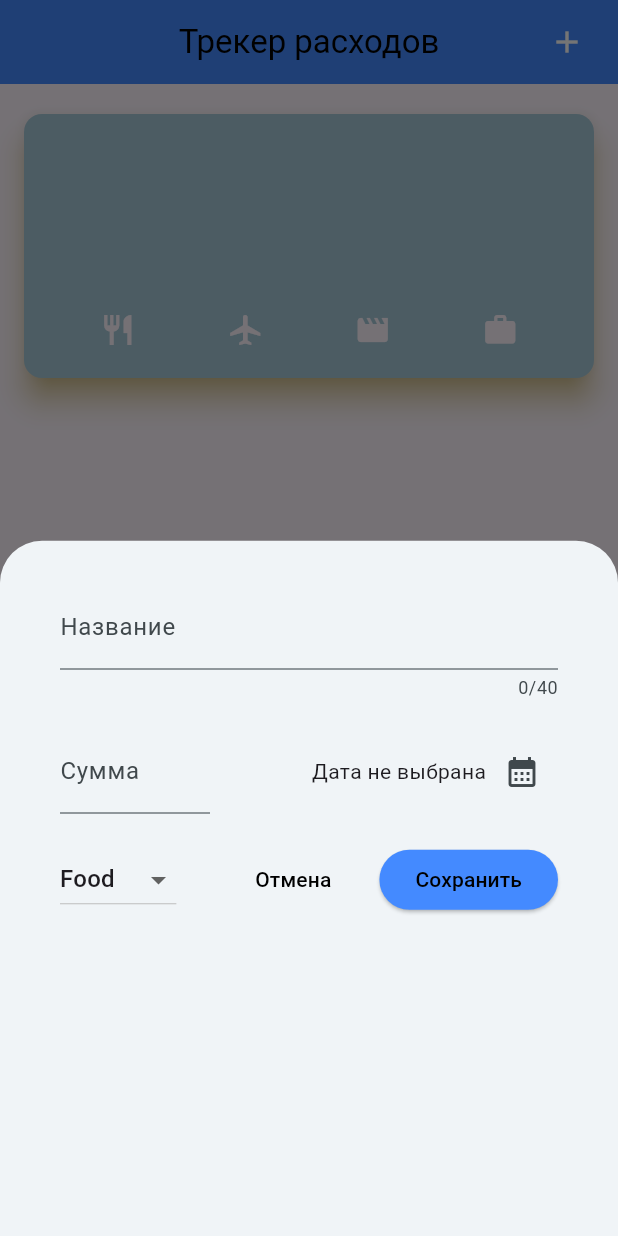
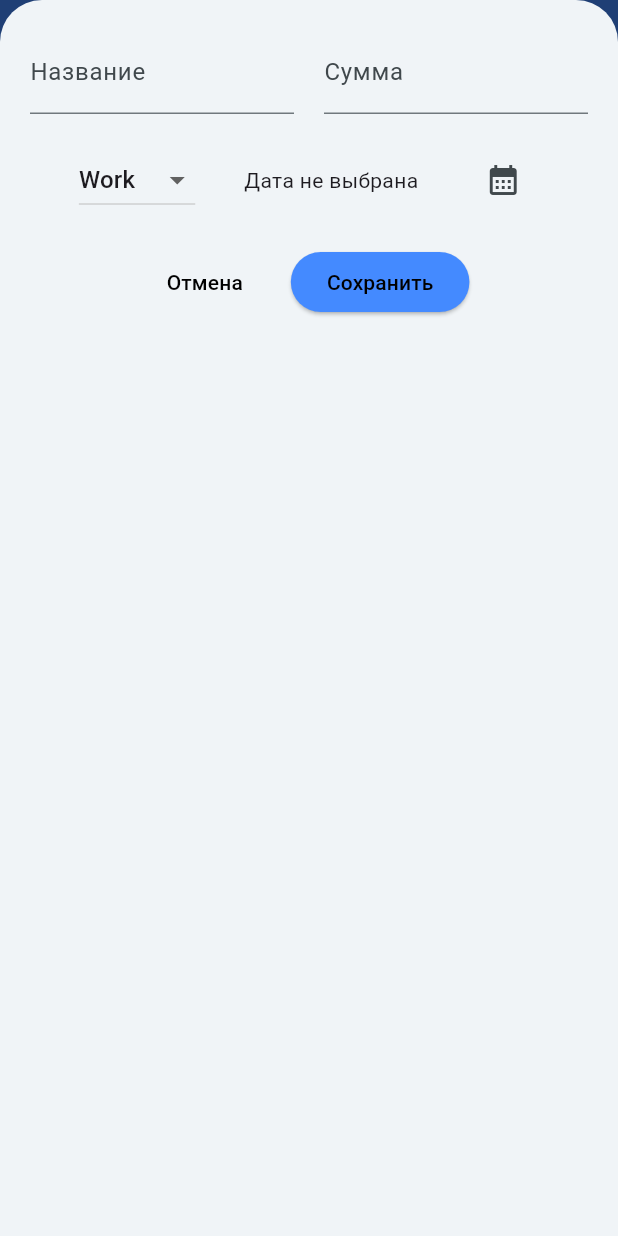
Before and after one commit to timkanurmamatov/expense_tracker, a Flutter app: the screen it shows after launch, after a tap on the "add" icon, on a phone screen of 412 x 824 dp. Run offline on Flutter 3.47's test engine with Material 3 defaults, Android fonts, the phone set to English and light mode, and no system bars.

Commit message:
Адаптивность Респонсив

```diff
--- a/lib/main.dart
+++ b/lib/main.dart
@@ -2,6 +2,10 @@ import 'package:expense_tracker/widgets/expenses_screen.dart';
 import 'package:flutter/material.dart';
 
 void main() {
+  // Для Блокировки поворота экрана
+  // void main() async {
+  // WidgetsFlutterBinding.ensureInitialized();
+  // await SystemChrome.setPreferredOrientations([DeviceOrientation.portraitUp]);
   runApp(
     MaterialApp(
       home: ExpensesScreen(),
@@ -22,24 +26,27 @@ void main() {
         textButtonTheme: TextButtonThemeData(
           style: TextButton.styleFrom(foregroundColor: Colors.black),
         ),
+        // iconButtonTheme: IconButtonThemeData(
+        //   style: IconButton.styleFrom(foregroundColor: Colors.black),
+        // ),
         cardTheme: CardThemeData().copyWith(
           color: Color.fromARGB(255, 165, 200, 216),
           elevation: 8,
-          shadowColor: Colors.amberAccent,
+          shadowColor: Colors.orangeAccent,
         ),
       ),
       darkTheme: ThemeData.dark().copyWith(
         scaffoldBackgroundColor: Colors.blueGrey,
         cardTheme: CardThemeData().copyWith(
           elevation: 15,
-          shadowColor: Colors.amberAccent,
+          shadowColor: Colors.orangeAccent,
         ),
         appBarTheme: AppBarTheme().copyWith(
-          backgroundColor: const Color.fromARGB(255, 30, 62, 117),
+          backgroundColor: const Color.fromARGB(255, 32, 41, 56),
           foregroundColor: Colors.white,
         ),
         floatingActionButtonTheme: FloatingActionButtonThemeData().copyWith(
-          backgroundColor: const Color.fromARGB(255, 30, 62, 117),
+          backgroundColor: const Color.fromARGB(255, 32, 41, 56),
         ),
       ),
     ),
--- a/lib/widgets/char_bar.dart
+++ b/lib/widgets/char_bar.dart
@@ -12,6 +12,7 @@ class CharBar extends StatelessWidget {
         Expanded(
           child: FractionallySizedBox(
             heightFactor: heightFactor,
+            alignment: FractionalOffset.bottomCenter,
             child: Container(
               decoration: BoxDecoration(
                 color: Colors.deepOrangeAccent,
@@ -21,7 +22,7 @@ class CharBar extends StatelessWidget {
           ),
         ),
         SizedBox(height: 10),
-        Icon(icon, color: Theme.of(context).cardColor),
+        Icon(icon),
       ],
     );
   }
--- a/lib/widgets/chart.dart
+++ b/lib/widgets/chart.dart
@@ -34,6 +34,7 @@ class Chart extends StatelessWidget {
       child: Padding(
         padding: EdgeInsets.all(20),
         child: Row(
+          spacing: 15,
           children: List.generate(Category.values.length, (index) {
             return Expanded(
               child: CharBar(
--- a/lib/widgets/expense_add.dart
+++ b/lib/widgets/expense_add.dart
@@ -16,7 +16,7 @@ class _ExpenseAddState extends State<ExpenseAdd> {
   final TextEditingController _controllerSumary = TextEditingController();
   DateTime? date;
   String dateUser = 'Дата не выбрана';
-  Category? selectCat = Category.values.first;
+  Category? selectCat = Category.values.last;
 
   Future<void> _dateTime() async {
     final DateTime now = DateTime.now();
@@ -36,78 +36,7 @@ class _ExpenseAddState extends State<ExpenseAdd> {
     });
   }
 
-  @override
-  void initState() {
-    super.initState();
-  }
-
-  @override
-  Widget build(BuildContext context) {
-    return Container(
-      margin: EdgeInsets.symmetric(horizontal: 40, vertical: 30),
-      width: double.infinity,
-      child: Column(
-        spacing: 20,
-        children: [
-          // Name Expense
-          TextField(
-            controller: _controllerName,
-            decoration: InputDecoration(labelText: 'Название'),
-            maxLength: 40,
-          ),
-          //Expense sumary and date
-          Row(
-            children: [
-              SizedBox(
-                width: 100,
-                child: TextField(
-                  controller: _controllerSumary,
-                  decoration: InputDecoration(
-                    labelText: 'Сумма',
-                    prefixText: '\$',
-                  ),
-                ),
-              ),
-              Spacer(),
-              Text(dateUser),
-              IconButton(
-                icon: Icon(Icons.calendar_month),
-                onPressed: () {
-                  _dateTime();
-                  //print(expenseAdd);
-                },
-              ),
-            ],
-          ),
-          //Category and Save
-          Row(
-            spacing: 20,
-            children: [
-              DropdownButton(
-                value: selectCat,
-                elevation: 15,
-                onChanged: (listCategory) {
-                  setState(() {
-                    selectCat = listCategory;
-                  });
-                },
-                items:
-                    Category.values.map((list) {
-                      return DropdownMenuItem(
-                        value: list,
-                        child: Text(list.title),
-                      );
-                    }).toList(),
-              ),
-              Spacer(),
-              TextButton(
-                onPressed: () {
-                  Navigator.pop(context);
-                },
-                child: Text('Отмена'),
-              ),
-              ElevatedButton(
-                onPressed: () {
+  void _onSave() {
     bool isCorrect =
         _controllerName.text.isEmpty ||
         _controllerSumary.text.isEmpty ||
@@ -144,12 +73,183 @@ class _ExpenseAddState extends State<ExpenseAdd> {
       ),
     );
     Navigator.pop(context);
+  }
+
+  @override
+  Widget build(BuildContext context) {
+    final double keyboardSpace =
+        MediaQuery.of(context)
+            .viewInsets
+            .bottom; //Получение высоты, которую занимает клавиатура, если она открыта.
+    return SingleChildScrollView(
+      child: Padding(
+        padding: EdgeInsets.fromLTRB(20, 20, 20, 0 + keyboardSpace),
+        child: GestureDetector(
+          behavior:
+              HitTestBehavior
+                  .opaque, //Cделай весь контейнер нажимаемым, даже если он прозрачный и внутри нет видимых элементов
+          onTap: () {
+            FocusScope.of(context).unfocus(); //Убирает фокус со всех виджетов.
           },
+          child: LayoutBuilder(
+            builder: (context, constraints) {
+              if (constraints.maxWidth > constraints.maxHeight) {
+                return Column(
+                  spacing: 20,
+                  children: [
+                    // Name Expense
+                    TextField(
+                      controller: _controllerName,
+                      decoration: InputDecoration(labelText: 'Название'),
+                      maxLength: 40,
+                    ),
+                    //Expense sumary and date
+                    Row(
+                      children: [
+                        SizedBox(
+                          width: 150,
+                          child: TextField(
+                            controller: _controllerSumary,
+                            decoration: InputDecoration(
+                              labelText: 'Сумма',
+                              prefixText: '\$',
+                            ),
+                          ),
+                        ),
+                        Spacer(),
+                        Text(dateUser),
+                        IconButton(
+                          icon: Icon(Icons.calendar_month),
+                          onPressed: () {
+                            _dateTime();
+                            //print(expenseAdd);
+                          },
+                        ),
+                      ],
+                    ),
+                    //Category and Save
+                    Row(
+                      spacing: 10,
+                      children: [
+                        DropdownButton(
+                          value: selectCat,
+                          elevation: 15,
+                          onChanged: (listCategory) {
+                            setState(() {
+                              selectCat = listCategory;
+                            });
+                          },
+                          items:
+                              Category.values.map((list) {
+                                return DropdownMenuItem(
+                                  value: list,
+                                  child: Text(list.title),
+                                );
+                              }).toList(),
+                        ),
+                        Spacer(),
+                        TextButton(
+                          onPressed: () {
+                            Navigator.pop(context);
+                          },
+                          child: Text('Отмена'),
+                        ),
+                        ElevatedButton(
+                          onPressed: _onSave,
                           child: Text('Сохранить'),
                         ),
                       ],
                     ),
                   ],
+                );
+              } else {
+                return Column(
+                  spacing: 20,
+                  children: [
+                    Row(
+                      children: [
+                        Expanded(
+                          flex: 1,
+                          child: TextField(
+                            // buildCounter:
+                            //     (
+                            //       context, {
+                            //       required currentLength,
+                            //       required isFocused,
+                            //       required maxLength,
+                            //     }) => null,
+                            controller: _controllerName,
+                            decoration: InputDecoration(
+                              labelText: 'Название',
+                              counterText: '', //чтобы скрыть счетчик 0/20
+                            ),
+                            maxLength: 20,
+                          ),
+                        ),
+                        SizedBox(width: 20),
+                        Expanded(
+                          flex: 1,
+                          child: TextField(
+                            controller: _controllerSumary,
+                            decoration: InputDecoration(
+                              labelText: 'Сумма',
+                              prefixText: '\$',
+                            ),
+                          ),
+                        ),
+                      ],
+                    ),
+                    Row(
+                      mainAxisAlignment: MainAxisAlignment.spaceEvenly,
+                      children: [
+                        DropdownButton(
+                          value: selectCat,
+                          elevation: 15,
+                          onChanged: (listCategory) {
+                            setState(() {
+                              selectCat = listCategory;
+                            });
+                          },
+                          items:
+                              Category.values.map((list) {
+                                return DropdownMenuItem(
+                                  value: list,
+                                  child: Text(list.title),
+                                );
+                              }).toList(),
+                        ),
+                        Text(dateUser),
+                        IconButton(
+                          icon: Icon(Icons.calendar_month),
+                          onPressed: () {
+                            _dateTime();
+                          },
+                        ),
+                      ],
+                    ),
+                    Row(
+                      children: [
+                        Spacer(),
+                        TextButton(
+                          onPressed: () {
+                            Navigator.pop(context);
+                          },
+                          child: Text('Отмена'),
+                        ),
+                        SizedBox(width: 20),
+                        ElevatedButton(
+                          onPressed: _onSave,
+                          child: Text('Сохранить'),
+                        ),
+                        Spacer(),
+                      ],
+                    ),
+                  ],
+                );
+              }
+            },
+          ),
+        ),
       ),
     );
   }
--- a/lib/widgets/expenses_screen.dart
+++ b/lib/widgets/expenses_screen.dart
@@ -17,18 +17,37 @@ class _ExpensesScreenState extends State<ExpensesScreen> {
   @override
   void initState() {
     _expenses = [
-      // ExpenseModel(
-      //   title: "Курсы Flutter",
-      //   amount: 50,
-      //   date: DateTime.now(),
-      //   category: Category.work,
-      // ),
+      ExpenseModel(
+        title: "Expense 1",
+        amount: 100,
+        date: DateTime.now(),
+        category: Category.food,
+      ),
+      ExpenseModel(
+        title: "Expense 2",
+        amount: 123,
+        date: DateTime.now(),
+        category: Category.leisure,
+      ),
+      ExpenseModel(
+        title: "Expense 3",
+        amount: 234,
+        date: DateTime.now(),
+        category: Category.travel,
+      ),
+      ExpenseModel(
+        title: "Expense 4",
+        amount: 345,
+        date: DateTime.now(),
+        category: Category.work,
+      ),
     ];
     super.initState();
   }
 
   @override
   Widget build(BuildContext context) {
+    //final test = MediaQuery.of(context).size.width; // Напиример чтобы узнать размеры экрана
     return Scaffold(
       appBar: AppBar(
         // backgroundColor: Colors.indigoAccent,
@@ -37,26 +56,16 @@ class _ExpensesScreenState extends State<ExpensesScreen> {
         centerTitle: true,
 
         actions: [
-          IconButton(
-            icon: Icon(Icons.add),
-            onPressed: _buildModal,
-            style: ButtonStyle(
-              foregroundColor: WidgetStateProperty.all(Colors.white),
-            ),
-          ),
+          IconButton(icon: Icon(Icons.add), onPressed: _buildModal),
           SizedBox(width: 10),
         ],
       ),
-      body: Padding(
-        padding: const EdgeInsets.symmetric(horizontal: 12, vertical: 16),
-        child: Column(
-          crossAxisAlignment: CrossAxisAlignment.center,
-          mainAxisAlignment: MainAxisAlignment.center,
-          children: [
-            Expanded( flex: 1, child: Chart(expense: _expenses,),),
-            Expanded(
-              flex: 3,
-              child:
+      body: SafeArea(
+        bottom: false,
+        child: LayoutBuilder(
+          builder: (BuildContext context, BoxConstraints constraints) {
+            final chart = Chart(expense: _expenses);
+            final listExp =
                 _expenses.isEmpty
                     ? Center(
                       child: Image.asset(
@@ -65,12 +74,23 @@ class _ExpensesScreenState extends State<ExpensesScreen> {
                         width: 150,
                       ),
                     )
-                      : ExpenseList(
-                        expenses: _expenses,
-                        onRemoveExp: _removeExp,
+                    : ExpenseList(expenses: _expenses, onRemoveExp: _removeExp);
+            if (constraints.maxWidth > constraints.maxHeight) {
+              return Padding(
+                padding: EdgeInsets.all(20),
+                child: Row(
+                  children: [Expanded(flex: 1, child: chart), Expanded(flex: 1, child: listExp)],
                 ),
+              );
+            } else {
+              return Padding(
+                padding: EdgeInsets.all(20),
+                child: Column(
+                  children: [Expanded(flex: 1, child: chart), Expanded(flex: 2,child: listExp)],
                 ),
-          ],
+              );
+            }
+          },
         ),
       ),
       floatingActionButton: FloatingActionButton(
@@ -83,7 +103,9 @@ class _ExpensesScreenState extends State<ExpensesScreen> {
   void _buildModal() {
     setState(() {
       showModalBottomSheet(
-        //isScrollControlled: true,
+        isScrollControlled: true,
+        useSafeArea: true,
+        constraints: BoxConstraints.expand(),
         context: context,
         builder: (BuildContext context) {
           return ExpenseAdd(
```
Also changed, not shown: 1 other file. Lines whose indentation alone changed are shown as unchanged.
